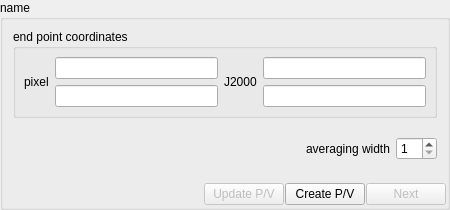
Above: code/display/region/PVLineStats.ui from radio-astro/casa before the change. Below: the same form after it.
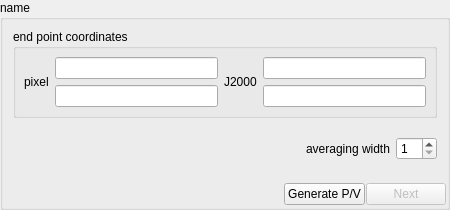
That is the form after the change.

Commit message:
New Development: no             JIRA Issue: no       Ready to Release: yes      Interface Changes: none What Interface Changed: none          Test Programs: none   Put in Release Notes: no
           Description: finish up PV generation with only tweaks left...

Patch:
```diff
--- a/code/display/region/PVLineStats.ui
+++ b/code/display/region/PVLineStats.ui
@@ -260,26 +260,13 @@
        </property>
       </spacer>
      </item>
-     <item>
-      <widget class="QPushButton" name="update_button">
-       <property name="enabled">
-        <bool>false</bool>
-       </property>
-       <property name="toolTip">
-        <string>update last P/V slice</string>
-       </property>
-       <property name="text">
-        <string>Update P/V</string>
-       </property>
-      </widget>
-     </item>
      <item>
       <widget class="QPushButton" name="create_button">
        <property name="toolTip">
         <string>create P/V slice</string>
        </property>
        <property name="text">
-        <string>Create P/V</string>
+        <string>Generate P/V</string>
        </property>
       </widget>
      </item>
```
The commit also changes 6 other files.
